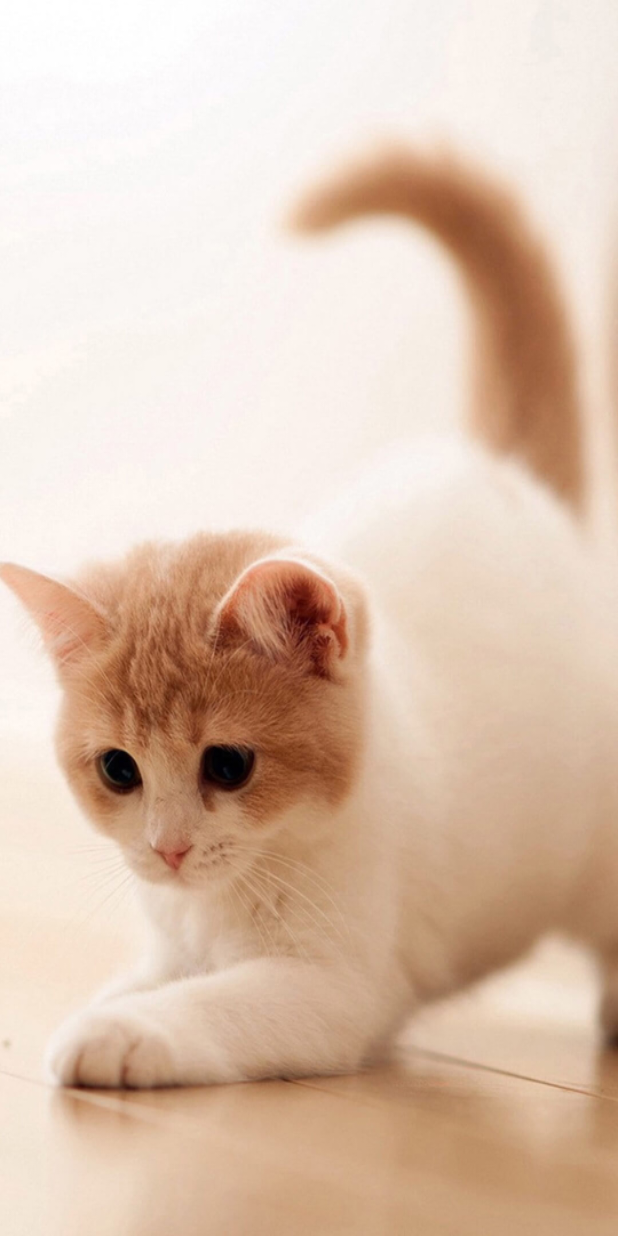
After one commit to liuchuanzheng/WanAndroid, an Android app: the layout activity_splash.xml on its own in the app's theme, with its tools: preview values and no code run, on a phone screen of 412 x 824 dp. The commit adds this screen. Run offline under Robolectric (Android 15) with nearby library versions, the phone set to English and light mode, and no system bars; network calls fail.

Commit message:
闪屏页

```diff
--- a/app/src/main/java/com/liuchuanzheng/wanandroid/base/BaseActivity.java
+++ b/app/src/main/java/com/liuchuanzheng/wanandroid/base/BaseActivity.java
@@ -38,8 +38,8 @@ public abstract class BaseActivity extends AppCompatActivity implements NetWorkB
         initNetReceiver();
         initView();
         initData();
+        doYourself();
     }
-
 
     private void initStatusColor() {
         ImmersionBar.with(this)
@@ -51,6 +51,8 @@ public abstract class BaseActivity extends AppCompatActivity implements NetWorkB
     protected abstract int getLayoutId();
     protected abstract void initView();
     protected abstract void initData();
+
+    protected abstract void doYourself();
     /**
      * 初始化toolbar
      */
--- /dev/null
+++ b/app/src/main/res/layout/activity_splash.xml
@@ -0,0 +1,14 @@
+<?xml version="1.0" encoding="utf-8"?>
+<RelativeLayout xmlns:android="http://schemas.android.com/apk/res/android"
+    xmlns:tools="http://schemas.android.com/tools"
+    android:layout_width="match_parent"
+    android:layout_height="match_parent"
+    tools:context=".modules.splash.SplashAcivity">
+
+    <ImageView
+        android:id="@+id/iv_splash"
+        android:layout_width="match_parent"
+        android:layout_height="match_parent"
+        android:background="@mipmap/splash" />
+
+</RelativeLayout>
--- a/app/src/main/res/values/styles.xml
+++ b/app/src/main/res/values/styles.xml
@@ -1,11 +1,17 @@
 <resources>
 
     <!-- Base application theme. -->
-    <style name="AppTheme" parent="Theme.AppCompat.Light.DarkActionBar">
+    <style name="AppTheme" parent="Theme.AppCompat.Light.NoActionBar">
         <!-- Customize your theme here. -->
         <item name="colorPrimary">@color/colorPrimary</item>
         <item name="colorPrimaryDark">@color/colorPrimaryDark</item>
         <item name="colorAccent">@color/colorAccent</item>
+
+    </style>
+
+    <style name="FullScreen_Theme" parent="AppTheme">
+        <item name="android:windowFullscreen">true</item>
+        <item name="android:windowIsTranslucent">true</item>
     </style>
 
 </resources>
```
Also changed, not shown: app/src/main/AndroidManifest.xml (+7 -4 lines), app/src/main/java/com/liuchuanzheng/wanandroid/modules/main/MainActivity.java (+12 -5 lines), app/src/main/java/com/liuchuanzheng/wanandroid/modules/splash/SplashAcivity.java (added, +66 -0 lines), app/src/main/res/mipmap-xhdpi/ic_launcher.png (deleted), app/src/main/res/mipmap-xhdpi/ic_launcher_round.png (deleted), app/src/main/res/mipmap-xxhdpi/splash.jpg (added).
